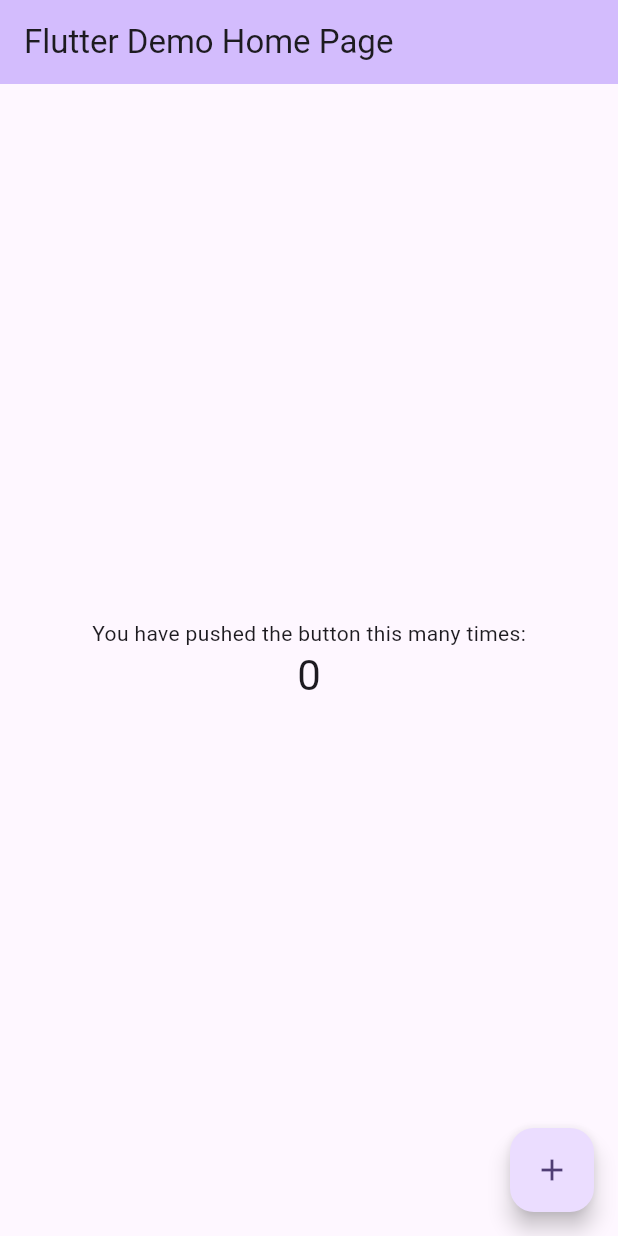
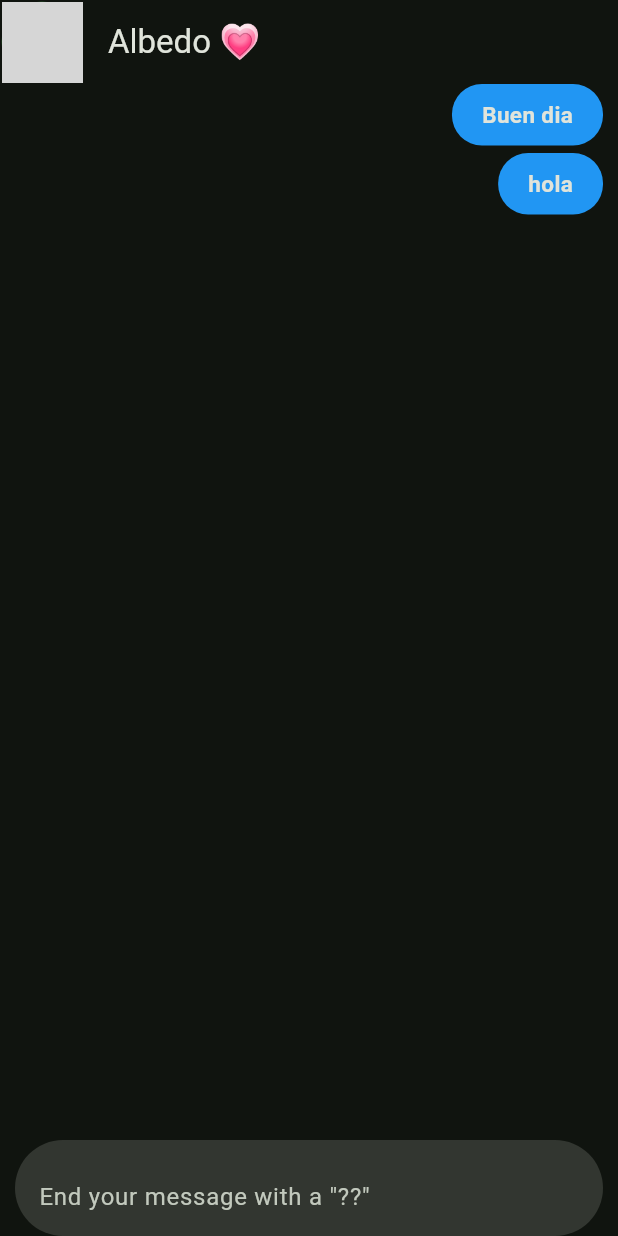
Before and after one commit to JoseLuisKoh/yes_no_app_jose_4sa, a Flutter app: the screen it shows after launch, on a phone screen of 412 x 824 dp. Run offline on Flutter 3.47's test engine with Material 3 defaults, Android fonts, the phone set to English and light mode, and no system bars; our stand-ins replace dio; network calls fail; grey boxes are pictures that could not be loaded.

Commit message:
GetYesNoAnswer file added

```diff
--- /dev/null
+++ b/lib/config/theme/app_theme.dart
@@ -0,0 +1,20 @@
+import 'package:flutter/material.dart';
+
+const Color customColor = Color(0xFF0000FF);
+const List<Color> colorThemes = [
+  customColor,
+  Colors.green,
+  Colors.teal,
+  Colors.yellow,
+  Colors.orange,
+  Colors.pink,
+];
+
+class AppTheme {
+  ThemeData theme() {
+    return ThemeData(
+        useMaterial3: true,
+        colorSchemeSeed: colorThemes[1],
+        brightness: Brightness.dark);
+  }
+}
--- /dev/null
+++ b/lib/config/theme/helpers/yes_no_answer.dart
@@ -0,0 +1,12 @@
+import 'package:dio/dio.dart';
+import 'package:flutter_application_1/domain/entities/message.dart';
+import 'package:flutter_application_1/infrastructure/models/yes._no_model.dart';
+
+class GetYesNoanswer {
+  final _dio = Dio();
+  Future<Message> getAnswer() async {
+    final response = await _dio.get('https://yesno.wtf/api');
+    final yesnomodel = YesNoModel.fromJsonMap(response.data);
+    return yesnomodel.toMessageEntitie();
+  }
+}
--- a/lib/domain/entities/message.dart
+++ b/lib/domain/entities/message.dart
@@ -1,4 +1,7 @@
-enum FromWho { me, hers }
+enum FromWho {
+  me,
+  albeditos,
+}
 
 class Message {
   final String text;
--- a/lib/main.dart
+++ b/lib/main.dart
@@ -1,125 +1,22 @@
 import 'package:flutter/material.dart';
+import 'package:provider/provider.dart';
+import 'package:flutter_application_1/config/theme/app_theme.dart';
+import 'package:flutter_application_1/presentation/providers/chat_provider.dart';
+import 'package:flutter_application_1/presentation/providers/screens/chat/chat_screen.dart';
 
-void main() {
-  runApp(const MyApp());
-}
+void main() => runApp(const MyApp());
 
 class MyApp extends StatelessWidget {
   const MyApp({super.key});
-
-  // This widget is the root of your application.
   @override
   Widget build(BuildContext context) {
-    return MaterialApp(
-      title: 'Flutter Demo',
-      theme: ThemeData(
-        // This is the theme of your application.
-        //
-        // TRY THIS: Try running your application with "flutter run". You'll see
-        // the application has a purple toolbar. Then, without quitting the app,
-        // try changing the seedColor in the colorScheme below to Colors.green
-        // and then invoke "hot reload" (save your changes or press the "hot
-        // reload" button in a Flutter-supported IDE, or press "r" if you used
-        // the command line to start the app).
-        //
-        // Notice that the counter didn't reset back to zero; the application
-        // state is not lost during the reload. To reset the state, use hot
-        // restart instead.
-        //
-        // This works for code too, not just values: Most code changes can be
-        // tested with just a hot reload.
-        colorScheme: ColorScheme.fromSeed(seedColor: Colors.deepPurple),
-        useMaterial3: true,
-      ),
-      home: const MyHomePage(title: 'Flutter Demo Home Page'),
+    return MultiProvider(
+      providers: [ChangeNotifierProvider(create: (_) => ChatProvider())],
+      child: MaterialApp(
+          debugShowCheckedModeBanner: false,
+          title: 'Yes or NO App',
+          theme: AppTheme().theme(),
+          home: const ChatScreen()),
     );
   }
 }
-
-class MyHomePage extends StatefulWidget {
-  const MyHomePage({super.key, required this.title});
-
-  // This widget is the home page of your application. It is stateful, meaning
-  // that it has a State object (defined below) that contains fields that affect
-  // how it looks.
-
-  // This class is the configuration for the state. It holds the values (in this
-  // case the title) provided by the parent (in this case the App widget) and
-  // used by the build method of the State. Fields in a Widget subclass are
-  // always marked "final".
-
-  final String title;
-
-  @override
-  State<MyHomePage> createState() => _MyHomePageState();
-}
-
-class _MyHomePageState extends State<MyHomePage> {
-  int _counter = 0;
-
-  void _incrementCounter() {
-    setState(() {
-      // This call to setState tells the Flutter framework that something has
-      // changed in this State, which causes it to rerun the build method below
-      // so that the display can reflect the updated values. If we changed
-      // _counter without calling setState(), then the build method would not be
-      // called again, and so nothing would appear to happen.
-      _counter++;
-    });
-  }
-
-  @override
-  Widget build(BuildContext context) {
-    // This method is rerun every time setState is called, for instance as done
-    // by the _incrementCounter method above.
-    //
-    // The Flutter framework has been optimized to make rerunning build methods
-    // fast, so that you can just rebuild anything that needs updating rather
-    // than having to individually change instances of widgets.
-    return Scaffold(
-      appBar: AppBar(
-        // TRY THIS: Try changing the color here to a specific color (to
-        // Colors.amber, perhaps?) and trigger a hot reload to see the AppBar
-        // change color while the other colors stay the same.
-        backgroundColor: Theme.of(context).colorScheme.inversePrimary,
-        // Here we take the value from the MyHomePage object that was created by
-        // the App.build method, and use it to set our appbar title.
-        title: Text(widget.title),
-      ),
-      body: Center(
-        // Center is a layout widget. It takes a single child and positions it
-        // in the middle of the parent.
-        child: Column(
-          // Column is also a layout widget. It takes a list of children and
-          // arranges them vertically. By default, it sizes itself to fit its
-          // children horizontally, and tries to be as tall as its parent.
-          //
-          // Column has various properties to control how it sizes itself and
-          // how it positions its children. Here we use mainAxisAlignment to
-          // center the children vertically; the main axis here is the vertical
-          // axis because Columns are vertical (the cross axis would be
-          // horizontal).
-          //
-          // TRY THIS: Invoke "debug painting" (choose the "Toggle Debug Paint"
-          // action in the IDE, or press "p" in the console), to see the
-          // wireframe for each widget.
-          mainAxisAlignment: MainAxisAlignment.center,
-          children: <Widget>[
-            const Text(
-              'You have pushed the button this many times:',
-            ),
-            Text(
-              '$_counter',
-              style: Theme.of(context).textTheme.headlineMedium,
-            ),
-          ],
-        ),
-      ),
-      floatingActionButton: FloatingActionButton(
-        onPressed: _incrementCounter,
-        tooltip: 'Increment',
-        child: const Icon(Icons.add),
-      ), // This trailing comma makes auto-formatting nicer for build methods.
-    );
-  }
-}
--- /dev/null
+++ b/lib/presentation/providers/screens/chat/chat_screen.dart
@@ -0,0 +1,59 @@
+import 'package:flutter/material.dart';
+import 'package:flutter_application_1/presentation/providers/widgets/chat/share/message_box.dart';
+import 'package:provider/provider.dart';
+import 'package:flutter_application_1/domain/entities/message.dart';
+import 'package:flutter_application_1/presentation/providers/chat_provider.dart';
+import 'package:flutter_application_1/presentation/providers/widgets/chat/albedito_message.dart';
+import 'package:flutter_application_1/presentation/providers/widgets/chat/my_message.dart';
+
+class ChatScreen extends StatelessWidget {
+  const ChatScreen({super.key});
+  @override
+  Widget build(BuildContext context) {
+    return Scaffold(
+      appBar: AppBar(
+        title: const Text('Albedo 💗'),
+        leading: const Padding(
+          padding: EdgeInsets.all(1.0),
+          child: CircleAvatar(
+              backgroundImage: NetworkImage(
+                  'https://static1.cbrimages.com/wordpress/wp-content/uploads/2020/03/CBR-Featured-Images-Albedo-Overlord.jpg')),
+        ),
+      ),
+      body: _chatview(),
+    );
+  }
+}
+
+class _chatview extends StatelessWidget {
+  @override
+  Widget build(BuildContext context) {
+    final chatprovider = context.watch<ChatProvider>();
+    return SafeArea(
+      child: Padding(
+        padding: const EdgeInsets.symmetric(horizontal: 10),
+        child: Column(
+          children: [
+            Expanded(
+                child: ListView.builder(
+              controller: chatprovider.chatScrollcontroler,
+              itemCount: chatprovider.message.length,
+              itemBuilder: (context, index) {
+                final message = chatprovider.message[index];
+
+                return (message.fromWho == FromWho.albeditos)
+                    ? AlbeditoMessage(message: message)
+                    : MyMessage(
+                        message: message,
+                      );
+              },
+            )),
+            MessageBox(
+              onValue: (value) => chatprovider.sendMessage(value),
+            )
+          ],
+        ),
+      ),
+    );
+  }
+}
--- /dev/null
+++ b/lib/presentation/providers/widgets/chat/my_message.dart
@@ -0,0 +1,27 @@
+import 'package:flutter/material.dart';
+import 'package:flutter_application_1/domain/entities/message.dart';
+
+class MyMessage extends StatelessWidget {
+  final Message message;
+  const MyMessage({super.key, required this.message});
+  @override
+  Widget build(BuildContext context) {
+    return Column(
+      crossAxisAlignment: CrossAxisAlignment.end,
+      children: [
+        Container(
+          decoration: BoxDecoration(
+              color: Colors.blue, borderRadius: BorderRadius.circular(20)),
+          child: Padding(
+            padding: const EdgeInsets.symmetric(horizontal: 20, vertical: 10),
+            child: Text(
+              message.text,
+              style: const TextStyle(fontWeight: FontWeight.bold, fontSize: 15),
+            ),
+          ),
+        ),
+        const SizedBox(height: 5)
+      ],
+    );
+  }
+}
--- /dev/null
+++ b/lib/presentation/providers/widgets/chat/share/message_box.dart
@@ -0,0 +1,39 @@
+import 'package:flutter/material.dart';
+
+class MessageBox extends StatelessWidget {
+  final ValueChanged<String> onValue;
+  const MessageBox({super.key, required this.onValue});
+  @override
+  Widget build(BuildContext context) {
+    final textController = TextEditingController();
+    final focusNode = FocusNode();
+    final outlineInputBorder = UnderlineInputBorder(
+        borderSide: const BorderSide(color: Colors.transparent),
+        borderRadius: BorderRadius.circular(40));
+    final inputdecoration = InputDecoration(
+        hintText: 'End your message with a "??"',
+        enabledBorder: outlineInputBorder,
+        focusedBorder: outlineInputBorder,
+        filled: true,
+        suffix: IconButton(
+          icon: const Icon(Icons.send_outlined),
+          onPressed: () {
+            final Textvalue = textController.value.text;
+            onValue(Textvalue);
+          },
+        ));
+    return TextFormField(
+      onTapOutside: (event) {
+        focusNode.unfocus();
+      },
+      focusNode: focusNode,
+      controller: textController,
+      decoration: inputdecoration,
+      onFieldSubmitted: (value) {
+        onValue(value);
+        textController.clear();
+        focusNode.requestFocus();
+      },
+    );
+  }
+}
--- a/pubspec.yaml
+++ b/pubspec.yaml
@@ -36,6 +36,7 @@ dependencies:
   # Use with the CupertinoIcons class for iOS style icons.
   cupertino_icons: ^1.0.8
   provider: ^6.1.2
+  dio: ^5.7.0
 
 dev_dependencies:
   flutter_test:
```
Also changed, not shown: lib/infrastructure/models/yes._no_model.dart (added, +26 -0 lines), lib/presentation/providers/chat_provider.dart (+23 -26 lines), lib/presentation/providers/widgets/chat/albedito_message.dart (added, +58 -0 lines), pubspec.lock.
